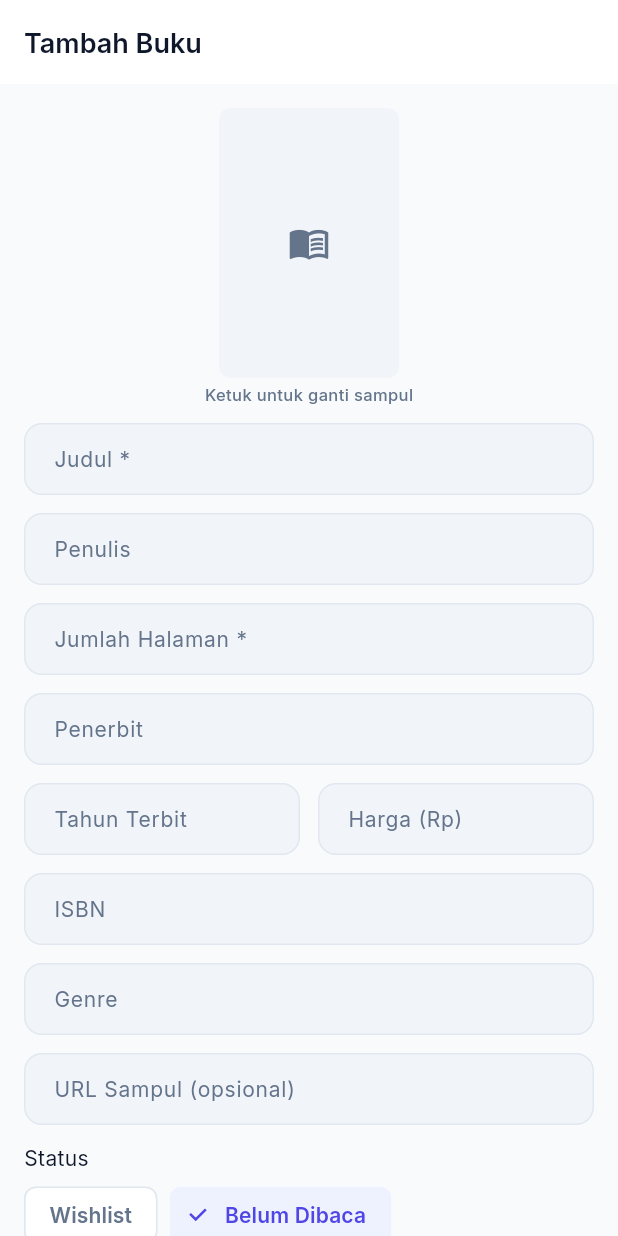
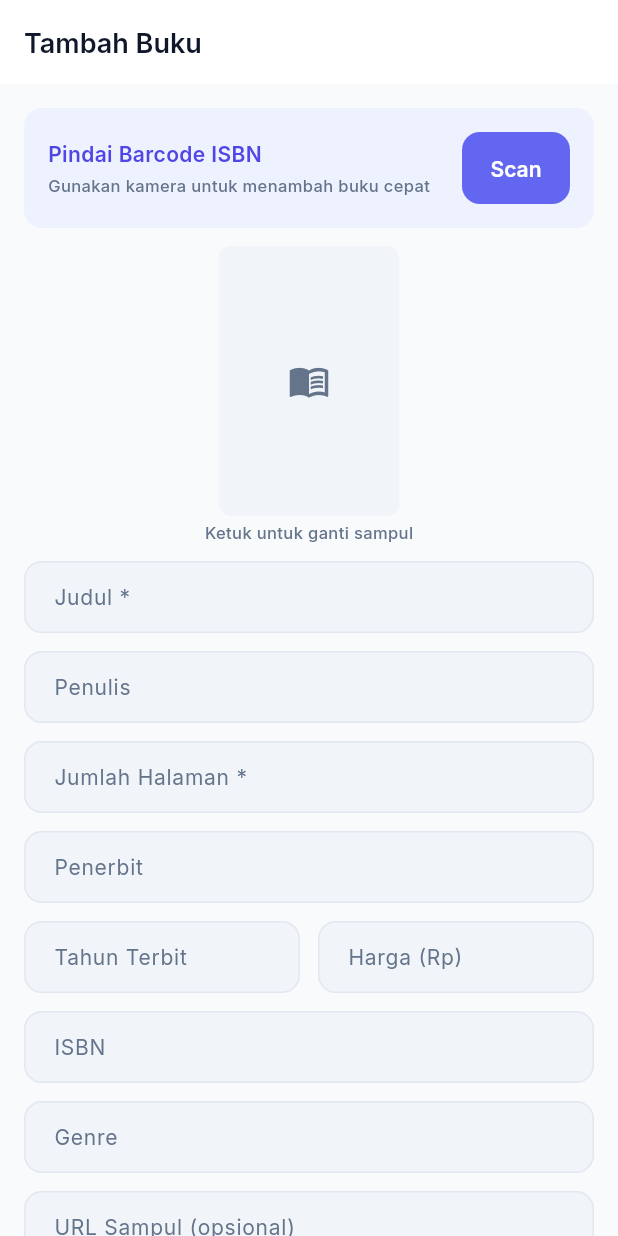
Before and after one commit to Synss33/StoryLoka, a Flutter app: the AddBookScreen screen opened by its route, on a phone screen of 412 x 824 dp. Run offline on Flutter 3.47's test engine with Material 3 defaults, Android fonts, the phone set to English and light mode, and no system bars; our stand-ins replace flutter_local_notifications, flutter_map, flutter_riverpod, flutter_secure_storage, flutter_timezone, geolocator and 8 more; missing offline and left inert: cryptography, mobile_scanner; accounts and stored records are empty.

Commit message:
feat(f20): scan barcode ISBN di SCR-07 - keputusan 58
- mobile_scanner 7.4.2: layar full-screen /scan-isbn (viewfinder overlay, deteksi sekali, izin-ditolak terpisah) dari kartu Pindai Barcode ISBN di form Tambah Buku (mode tambah)
- checksum isValidIsbn (ISBN-13/10) -> lookup BookSearchService isbn: (Google Books + Open Library, tanpa key) -> isi field yang masih kosong; offline/gagal -> ISBN tersimpan + snackbar isi-manual
- abstraksi IsbnScanner + isbnScannerProvider (pola PhotoPicker) -> TC-30 tanpa kamera; FilledButton ber-ukuran tetap (theme Size.fromHeight tak sah di Row)
- test: isbn_test (6 checksum) + TC-30 4 test (happy/batal/bukan-ISBN/offline) di library_flow_test; flutter test 110/110, flutter analyze bersih
- dokumen: workflow TC-30, keputusan 58, penjelasan (tech_stack, komentar_per_file, wf05), progress

```diff
--- a/lib/app/router.dart
+++ b/lib/app/router.dart
@@ -12,6 +12,7 @@ import '../features/feedback/feedback_screen.dart';
 import '../features/home/home_screen.dart';
 import '../features/library/add_book_screen.dart';
 import '../features/library/library_screen.dart';
+import '../features/library/scan_isbn_screen.dart';
 import '../features/notifications/notifications_screen.dart';
 import '../features/profile/edit_profile_screen.dart';
 import '../features/profile/profile_screen.dart';
@@ -138,6 +139,12 @@ final GoRouter appRouter = GoRouter(
       path: '/game',
       builder: (context, state) => const GameScreen(), // SCR-16
     ),
+    // Pemindai barcode ISBN — layar opsional dari SCR-07 (F-20);
+    // pop mengembalikan teks barcode (`String`) atau `null` (batal).
+    GoRoute(
+      path: '/scan-isbn',
+      builder: (context, state) => const ScanIsbnScreen(),
+    ),
     GoRoute(
       path: '/profile/edit',
       builder: (context, state) => const EditProfileScreen(), // SCR-17
--- a/lib/features/library/add_book_screen.dart
+++ b/lib/features/library/add_book_screen.dart
@@ -10,12 +10,14 @@ import '../../core/theme/app_colors.dart';
 import '../../core/theme/app_dimensions.dart';
 import '../../core/theme/app_typography.dart';
 import '../../core/utils/book_status.dart';
+import '../../core/utils/isbn.dart';
 import '../../core/widgets/buttons.dart';
 import '../../core/widgets/book_cover.dart';
 import '../../core/widgets/top_bar.dart';
 import '../auth/auth_controller.dart';
 import '../home/home_data.dart';
 import '../profile/photo_service.dart';
+import 'isbn_scanner.dart';
 import 'library_data.dart';
 
 /// SCR-07 — Tambah / Edit Buku (F-10, F-20 · WF-05).
@@ -53,6 +55,9 @@ class _AddBookScreenState extends ConsumerState<AddBookScreen> {
   bool _saving = false;
   String? _error;
   bool _loaded = false;
+
+  /// State lookup ISBN (F-20): spinner tombol Scan selagi cari online.
+  bool _lookingUpIsbn = false;
 
   @override
   void initState() {
@@ -122,6 +127,72 @@ class _AddBookScreenState extends ConsumerState<AddBookScreen> {
         _coverUrl.clear();
       });
     }
+  }
+
+  /// F-20 · SCR-07: buka pemindai barcode → validasi checksum → isi
+  /// field ISBN → lookup online `isbn:…` untuk melengkapi detail.
+  ///
+  /// Batal (`null`) diabaikan; barcode non-ISBN ditolak dengan pesan;
+  /// lookup gagal/offline menyisakan ISBN + pesan isi-manual (offline-first).
+  Future<void> _scanIsbn() async {
+    final code = await ref.read(isbnScannerProvider).scan(context);
+    if (code == null || !mounted) return;
+
+    final isbn = normalizeIsbn(code);
+    if (!isValidIsbn(isbn)) {
+      _snack('Barcode terbaca, tetapi bukan ISBN yang valid.');
+      return;
+    }
+
+    setState(() {
+      _isbn.text = isbn;
+      _lookingUpIsbn = true;
+    });
+
+    try {
+      final results =
+          await ref.read(bookSearchServiceProvider).search('isbn:$isbn');
+      if (!mounted) return;
+      if (results.isEmpty) {
+        _snack('ISBN tersimpan — data online tidak ditemukan. Isi detail manual.');
+      } else {
+        _fillFromLookup(results.first);
+        _snack('Detail buku diisi dari ${results.first.source}.');
+      }
+    } catch (_) {
+      if (mounted) _snack('ISBN tersimpan — layanan online tidak terjangkau.');
+    } finally {
+      if (mounted) setState(() => _lookingUpIsbn = false);
+    }
+  }
+
+  /// Isi **field yang masih kosong** dari hasil lookup; input yang sudah
+  /// diisi pengguna tidak ditimpa (ISBN sendiri sudah diisi di atas).
+  void _fillFromLookup(OnlineBookResult result) {
+    setState(() {
+      if (_title.text.trim().isEmpty) _title.text = result.title;
+      if (_author.text.trim().isEmpty) _author.text = result.author;
+      if (_publisher.text.trim().isEmpty) {
+        _publisher.text = result.publisher ?? '';
+      }
+      if (_year.text.trim().isEmpty) {
+        _year.text = result.year?.toString() ?? '';
+      }
+      if (_genre.text.trim().isEmpty) _genre.text = result.genre ?? '';
+      if (_pages.text.trim().isEmpty) {
+        _pages.text = result.pages?.toString() ?? '';
+      }
+      if (_coverUrl.text.trim().isEmpty && _coverPath == null) {
+        _coverUrl.text = result.cover ?? '';
+      }
+    });
+  }
+
+  void _snack(String message) {
+    if (!mounted) return;
+    ScaffoldMessenger.of(context)
+      ..hideCurrentSnackBar()
+      ..showSnackBar(SnackBar(content: Text(message)));
   }
 
   /// Simpan: validasi → insert/update → tandai dirty → kembali (TC-12).
@@ -228,6 +299,64 @@ class _AddBookScreenState extends ConsumerState<AddBookScreen> {
           child: ListView(
             padding: const EdgeInsets.all(AppSpacing.screenMargin),
             children: [
+              // ---- Pindai barcode (F-20, SCR-07; mode tambah) -----------
+              if (widget.bookId == null) ...[
+                Container(
+                  key: const ValueKey<String>('scan-isbn-card'),
+                  padding: const EdgeInsets.all(AppSpacing.cardPadding),
+                  decoration: BoxDecoration(
+                    color: p.primary50,
+                    borderRadius: AppRadius.mediumAll,
+                  ),
+                  child: Row(
+                    children: [
+                      Expanded(
+                        child: Column(
+                          crossAxisAlignment: CrossAxisAlignment.start,
+                          children: [
+                            Text(
+                              'Pindai Barcode ISBN',
+                              style: AppTypography.body1.copyWith(
+                                fontWeight: FontWeight.w600,
+                                color: p.primary600,
+                              ),
+                            ),
+                            const SizedBox(height: AppSpacing.micro),
+                            Text(
+                              'Gunakan kamera untuk menambah buku cepat',
+                              style: AppTypography.caption
+                                  .copyWith(color: p.neutral500),
+                            ),
+                          ],
+                        ),
+                      ),
+                      const SizedBox(width: AppSpacing.cardGap),
+                      // FilledButton eksplisit (bukan PrimaryButton):
+                      // theme memakai Size.fromHeight (lebar infinite) yang
+                      // tidak sah di dalam Row.
+                      FilledButton(
+                        key: const ValueKey<String>('scan-isbn'),
+                        style: FilledButton.styleFrom(
+                          minimumSize: const Size(72, AppLayout.buttonHeight),
+                          padding: const EdgeInsets.symmetric(
+                            horizontal: AppSpacing.cardPadding,
+                          ),
+                        ),
+                        onPressed: _lookingUpIsbn ? null : _scanIsbn,
+                        child: _lookingUpIsbn
+                            ? const SizedBox.square(
+                                dimension: 20,
+                                child:
+                                    CircularProgressIndicator(strokeWidth: 2),
+                              )
+                            : const Text('Scan'),
+                      ),
+                    ],
+                  ),
+                ),
+                const SizedBox(height: AppSpacing.cardGap),
+              ],
+
               // ---- Sampul --------------------------------------------------
               Center(
                 child: InkWell(
--- /dev/null
+++ b/lib/features/library/isbn_scanner.dart
@@ -0,0 +1,28 @@
+import 'package:flutter/widgets.dart';
+import 'package:flutter_riverpod/flutter_riverpod.dart';
+import 'package:go_router/go_router.dart';
+
+/// Abstraksi pemindai barcode ISBN (F-20 · SCR-07).
+///
+/// Dipisah dari implementasi kamera (pola `PhotoPicker`, keputusan 23)
+/// agar pengujian TC-30 dapat menyuntikkan hasil pindaian palsu tanpa
+/// membuka `MobileScanner`/kamera asli di zona fake-async.
+abstract class IsbnScanner {
+  /// Buka layar pemindai; mengembalikan teks barcode, atau `null` bila
+  /// pengguna membatalkan / izin kamera ditolak.
+  Future<String?> scan(BuildContext context);
+}
+
+/// Provider abstraksi — di-override dengan fake saat pengujian.
+final isbnScannerProvider = Provider<IsbnScanner>(
+  (ref) => const GoRouterIsbnScanner(),
+);
+
+/// Implementasi produksi: membuka rute `/scan-isbn` (layar full-screen).
+class GoRouterIsbnScanner implements IsbnScanner {
+  const GoRouterIsbnScanner();
+
+  @override
+  Future<String?> scan(BuildContext context) =>
+      context.push<String>('/scan-isbn');
+}
--- a/pubspec.yaml
+++ b/pubspec.yaml
@@ -58,6 +58,7 @@ dependencies:
   latlong2: ^0.10.1
   share_plus: ^13.3.1
   crypto: ^3.0.7
+  mobile_scanner: ^7.4.2
 
 dev_dependencies:
   flutter_test:
```
Also changed, not shown: lib/core/utils/isbn.dart (added, +37 -0 lines), lib/features/library/scan_isbn_screen.dart (added, +143 -0 lines), pubspec.lock, 8 other files.
